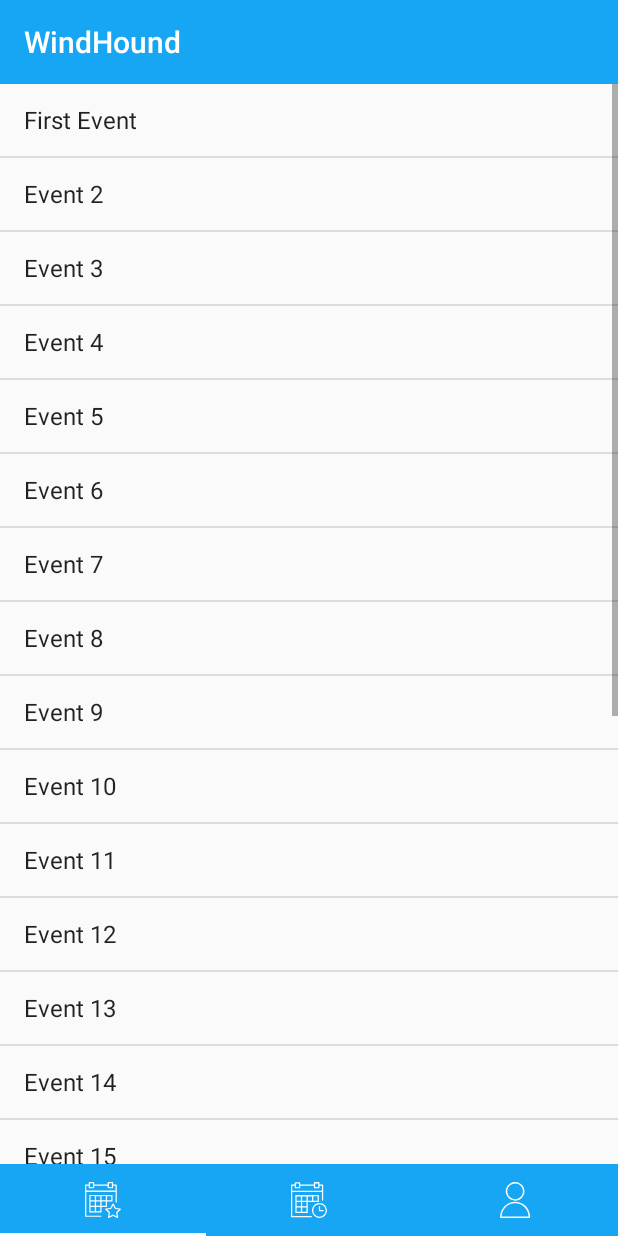
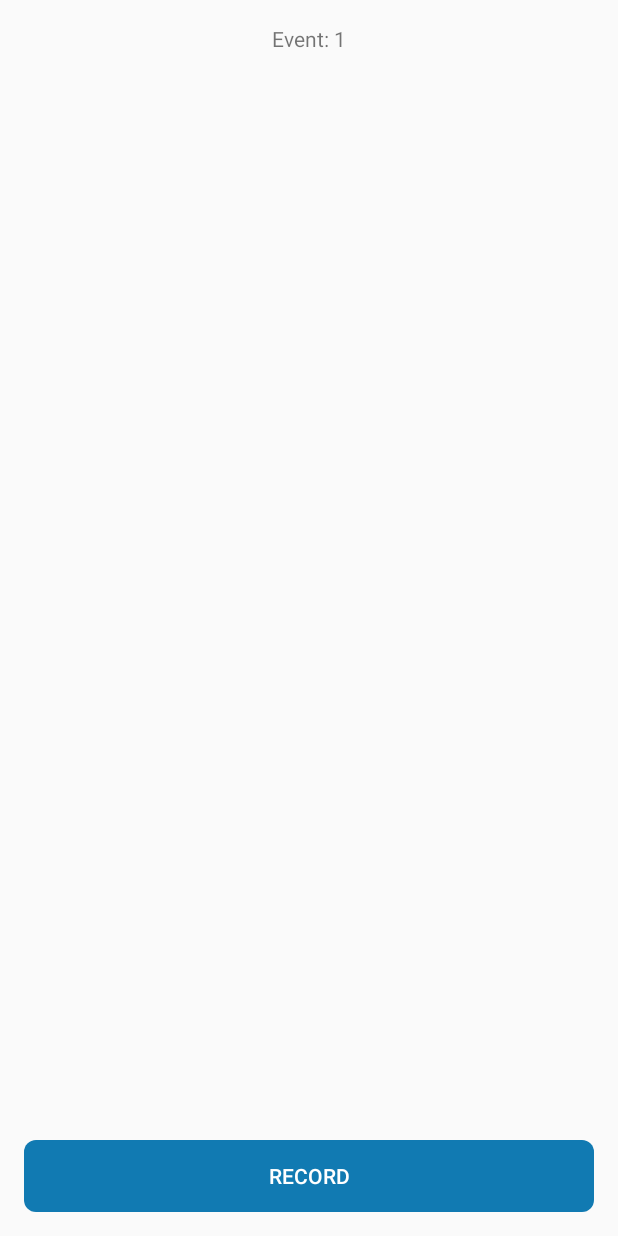
Before and after one commit to WindHound/android, an Android app: the HomeActivity screen opened directly, with no data from a screen before it, after a tap on "First Event", on a phone screen of 412 x 824 dp. Run offline under Robolectric (Android 15) with nearby library versions, the phone set to English and light mode, and no system bars.

Commit message:
added a basic display event activity
When an upcoming event is selected, the display activity is started with the event number passed into a text view component.

```diff
--- a/app/src/main/AndroidManifest.xml
+++ b/app/src/main/AndroidManifest.xml
@@ -16,7 +16,8 @@
                 <category android:name="android.intent.category.LAUNCHER" />
             </intent-filter>
         </activity>
-        <activity android:name=".HomeActivity"></activity>
+        <activity android:name=".HomeActivity" />
+        <activity android:name=".DisplayActivity"></activity>
     </application>
 
 </manifest>
--- /dev/null
+++ b/app/src/main/java/windshift/windhound/DisplayActivity.java
@@ -0,0 +1,21 @@
+package windshift.windhound;
+
+import android.content.Intent;
+import android.support.v7.app.AppCompatActivity;
+import android.os.Bundle;
+import android.widget.TextView;
+
+public class DisplayActivity extends AppCompatActivity {
+
+    @Override
+    protected void onCreate(Bundle savedInstanceState) {
+        super.onCreate(savedInstanceState);
+        setContentView(R.layout.activity_display);
+
+        Intent intent = getIntent();
+        String event = intent.getStringExtra(HomeActivity.EXTRA_EVENT_ID);
+
+        TextView textView = findViewById(R.id.textView_event_id);
+        textView.setText("Event: " + event);
+    }
+}
--- a/app/src/main/java/windshift/windhound/HomeActivity.java
+++ b/app/src/main/java/windshift/windhound/HomeActivity.java
@@ -1,10 +1,12 @@
 package windshift.windhound;
 
+import android.content.Intent;
 import android.os.Bundle;
 import android.support.design.widget.TabLayout;
 import android.support.v4.view.ViewPager;
 import android.support.v7.app.AppCompatActivity;
 import android.support.v7.widget.Toolbar;
+import android.view.View;
 
 public class HomeActivity extends AppCompatActivity {
 
@@ -12,6 +14,7 @@
     private TabsPagerAdapter tabsPagerAdapter;
     private ViewPager viewPager;
     private TabLayout tabLayout;
+    public static final String EXTRA_EVENT_ID = "windshift.windhound.EVENT_ID";
 
     @Override
     protected void onCreate(Bundle savedInstanceState) {
@@ -34,4 +37,11 @@
         tabLayout.getTabAt(1).setIcon(R.drawable.ic_past_event);
         tabLayout.getTabAt(2).setIcon(R.drawable.ic_profile);
     }
+
+    // Called when an event is clicked
+    public void displayEvent(View view, int event) {
+        Intent intent = new Intent(this, DisplayActivity.class);
+        intent.putExtra(EXTRA_EVENT_ID, String.valueOf(event + 1));
+        startActivity(intent);
+    }
 }
--- a/app/src/main/java/windshift/windhound/PastFragment.java
+++ b/app/src/main/java/windshift/windhound/PastFragment.java
@@ -30,7 +30,7 @@
 
     @Override
     public void onListItemClick(ListView l, View v, int position, long id) {
-        Toast toast = Toast.makeText(getActivity(), "Item: " + position, Toast.LENGTH_SHORT);
+        Toast toast = Toast.makeText(getActivity(), "Past Event: " + (position + 1), Toast.LENGTH_SHORT);
         toast.show();
     }
 
--- a/app/src/main/java/windshift/windhound/UpcomingFragment.java
+++ b/app/src/main/java/windshift/windhound/UpcomingFragment.java
@@ -7,7 +7,6 @@
 import android.view.ViewGroup;
 import android.widget.ArrayAdapter;
 import android.widget.ListView;
-import android.widget.Toast;
 
 public class UpcomingFragment extends ListFragment {
 
@@ -28,8 +27,7 @@
 
     @Override
     public void onListItemClick(ListView l, View v, int position, long id) {
-        Toast toast = Toast.makeText(getActivity(), "Item: " + position, Toast.LENGTH_SHORT);
-        toast.show();
+        ((HomeActivity)getActivity()).displayEvent(v, position);
     }
 
 }
--- /dev/null
+++ b/app/src/main/res/layout/activity_display.xml
@@ -0,0 +1,35 @@
+<?xml version="1.0" encoding="utf-8"?>
+<android.support.constraint.ConstraintLayout xmlns:android="http://schemas.android.com/apk/res/android"
+    xmlns:app="http://schemas.android.com/apk/res-auto"
+    xmlns:tools="http://schemas.android.com/tools"
+    android:layout_width="match_parent"
+    android:layout_height="match_parent"
+    tools:context="windshift.windhound.DisplayActivity">
+
+    <Button
+        android:id="@+id/button_record"
+        android:layout_width="match_parent"
+        android:layout_height="wrap_content"
+        android:layout_marginBottom="16dp"
+        android:layout_marginEnd="16dp"
+        android:layout_marginStart="16dp"
+        android:background="@drawable/text_edit_rect"
+        android:backgroundTint="@color/colorPrimaryDark"
+        android:text="Record"
+        android:textColor="@color/colorAccent"
+        app:layout_constraintBottom_toBottomOf="parent"
+        app:layout_constraintEnd_toEndOf="parent"
+        app:layout_constraintStart_toStartOf="parent" />
+
+    <TextView
+        android:id="@+id/textView_event_id"
+        android:layout_width="wrap_content"
+        android:layout_height="wrap_content"
+        android:layout_marginEnd="16dp"
+        android:layout_marginStart="16dp"
+        android:layout_marginTop="16dp"
+        app:layout_constraintEnd_toEndOf="parent"
+        app:layout_constraintStart_toStartOf="parent"
+        app:layout_constraintTop_toTopOf="parent" />
+
+</android.support.constraint.ConstraintLayout>
```
